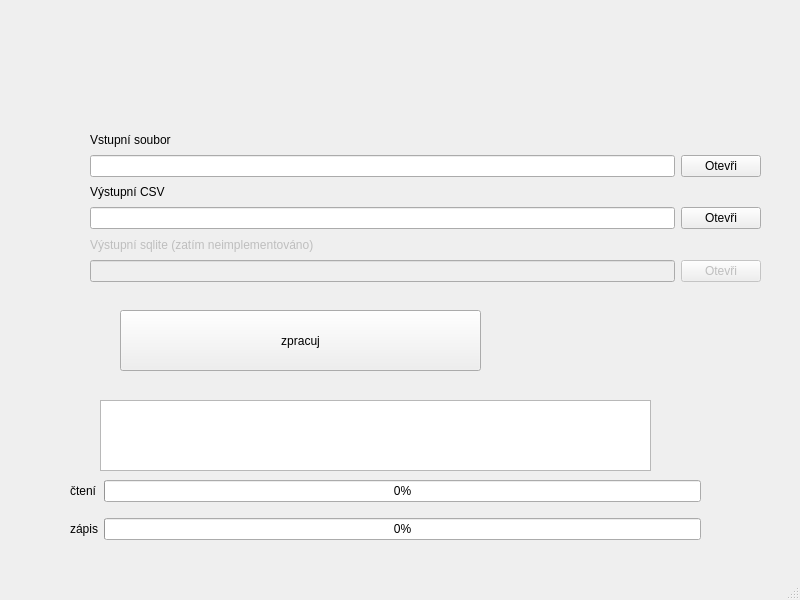
The window that mainwindow.ui (frutabruta/MpvLogParser) describes before a commit, drawn with Qt 5.
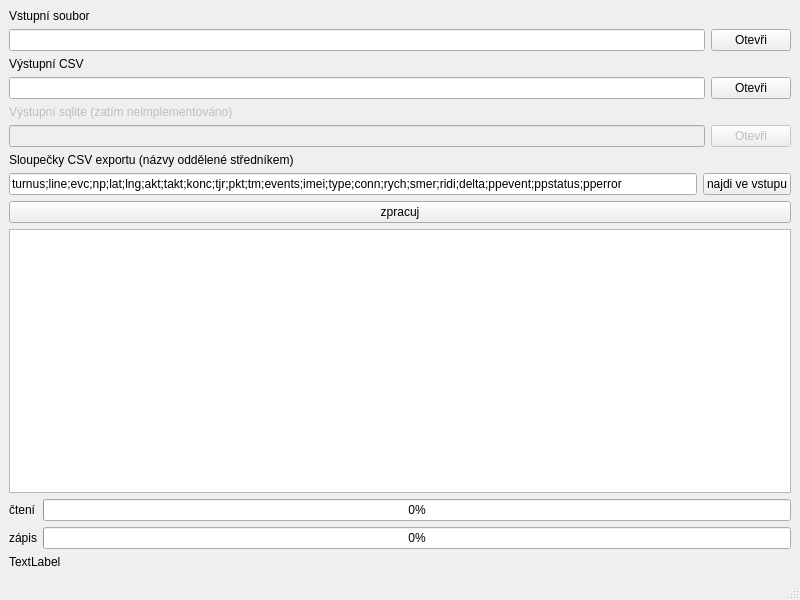
The same window after the commit.

Commit message: - načtení cesty csv ze složky logu - možnost načíst tvar hlavičky csv z logu - číslo verze - přeuspořádání funkcí v soubor.h a soubor.cpp

Diff of the .ui file:
```diff
--- a/mainwindow.ui
+++ b/mainwindow.ui
@@ -14,38 +14,50 @@
    <string>MpvLogParser</string>
   </property>
   <widget class="QWidget" name="centralwidget">
+   <layout class="QGridLayout" name="gridLayout_2">
+    <item row="6" column="0">
    <widget class="QPushButton" name="pushButton_process">
-    <property name="geometry">
-     <rect>
-      <x>120</x>
-      <y>310</y>
-      <width>361</width>
-      <height>61</height>
-     </rect>
-    </property>
     <property name="text">
      <string>zpracuj</string>
     </property>
    </widget>
-   <widget class="QPlainTextEdit" name="errorlog">
-    <property name="geometry">
-     <rect>
-      <x>100</x>
-      <y>400</y>
-      <width>551</width>
-      <height>71</height>
-     </rect>
-    </property>
-   </widget>
-   <widget class="QWidget" name="verticalLayoutWidget_4">
-    <property name="geometry">
-     <rect>
-      <x>90</x>
-      <y>130</y>
-      <width>671</width>
-      <height>152</height>
-     </rect>
-    </property>
+    </item>
+    <item row="8" column="0">
+     <layout class="QGridLayout" name="gridLayout">
+      <item row="0" column="1">
+       <widget class="QProgressBar" name="progressBar2">
+        <property name="value">
+         <number>0</number>
+        </property>
+       </widget>
+      </item>
+      <item row="0" column="0">
+       <widget class="QLabel" name="label_4">
+        <property name="text">
+         <string>čtení</string>
+        </property>
+       </widget>
+      </item>
+      <item row="1" column="1">
+       <widget class="QProgressBar" name="progressBar3">
+        <property name="value">
+         <number>0</number>
+        </property>
+       </widget>
+      </item>
+      <item row="1" column="0">
+       <widget class="QLabel" name="label_5">
+        <property name="text">
+         <string>zápis</string>
+        </property>
+       </widget>
+      </item>
+     </layout>
+    </item>
+    <item row="7" column="0">
+     <widget class="QPlainTextEdit" name="errorlog"/>
+    </item>
+    <item row="0" column="0">
     <layout class="QVBoxLayout" name="verticalLayout_4">
      <item>
       <layout class="QVBoxLayout" name="verticalLayout">
@@ -133,47 +145,44 @@
       </layout>
      </item>
     </layout>
-   </widget>
-   <widget class="QWidget" name="gridLayoutWidget">
-    <property name="geometry">
-     <rect>
-      <x>70</x>
-      <y>470</y>
-      <width>631</width>
-      <height>80</height>
-     </rect>
-    </property>
-    <layout class="QGridLayout" name="gridLayout">
-     <item row="0" column="1">
-      <widget class="QProgressBar" name="progressBar2">
-       <property name="value">
-        <number>0</number>
-       </property>
-      </widget>
-     </item>
-     <item row="0" column="0">
-      <widget class="QLabel" name="label_4">
+    </item>
+    <item row="2" column="0">
+     <layout class="QVBoxLayout" name="verticalLayout_5">
+      <item>
+       <widget class="QLabel" name="label_6">
+        <property name="text">
+         <string>Sloupečky CSV exportu (názvy oddělené středníkem)</string>
+        </property>
+       </widget>
+      </item>
+      <item>
+       <layout class="QHBoxLayout" name="horizontalLayout_4">
+        <item>
+         <widget class="QLineEdit" name="lineEdit_formatHlavicky">
        <property name="text">
-        <string>čtení</string>
+           <string>turnus;line;evc;np;lat;lng;akt;takt;konc;tjr;pkt;tm;events;imei;type;conn;rych;smer;ridi;delta;ppevent;ppstatus;pperror</string>
        </property>
       </widget>
      </item>
-     <item row="1" column="1">
-      <widget class="QProgressBar" name="progressBar3">
-       <property name="value">
-        <number>0</number>
+        <item>
+         <widget class="QPushButton" name="pushButton_najdiHlavicky">
+          <property name="text">
+           <string>najdi ve vstupu</string>
        </property>
       </widget>
      </item>
-     <item row="1" column="0">
-      <widget class="QLabel" name="label_5">
+       </layout>
+      </item>
+     </layout>
+    </item>
+    <item row="9" column="0">
+     <widget class="QLabel" name="label_verze">
        <property name="text">
-        <string>zápis</string>
+       <string>TextLabel</string>
        </property>
       </widget>
      </item>
     </layout>
-   </widget>
   </widget>
   <widget class="QMenuBar" name="menubar">
    <property name="geometry">
```
Left out of the diff: 6 changed lines with no effect on the pictures. Lines whose indentation alone changed are shown as unchanged. The commit also changes 5 other files.
